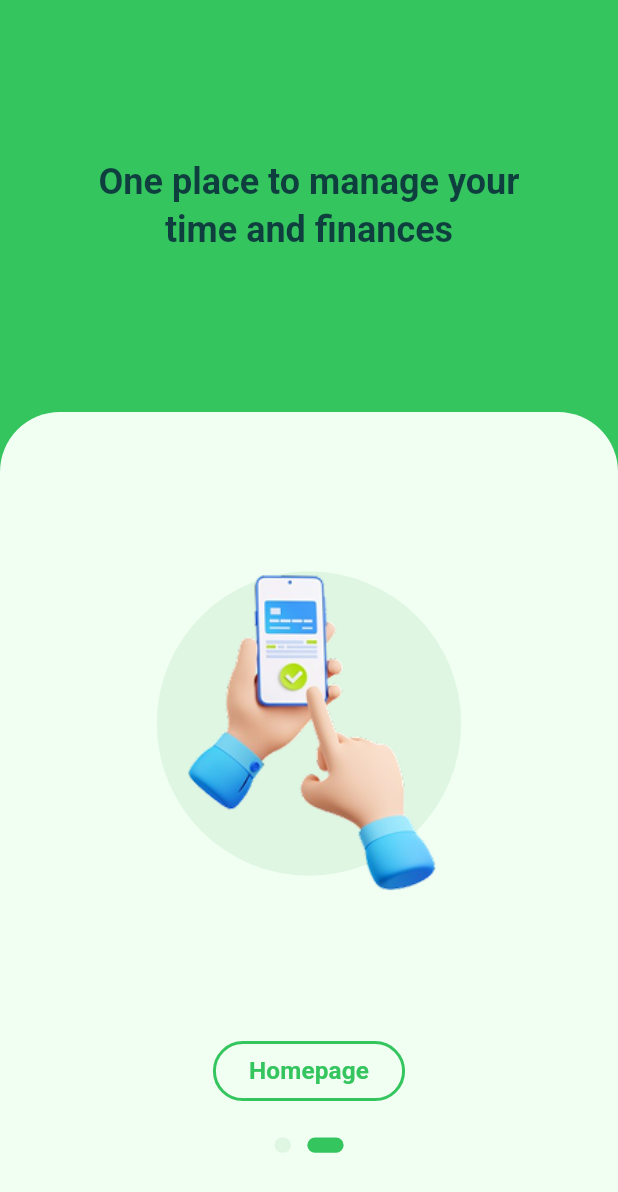
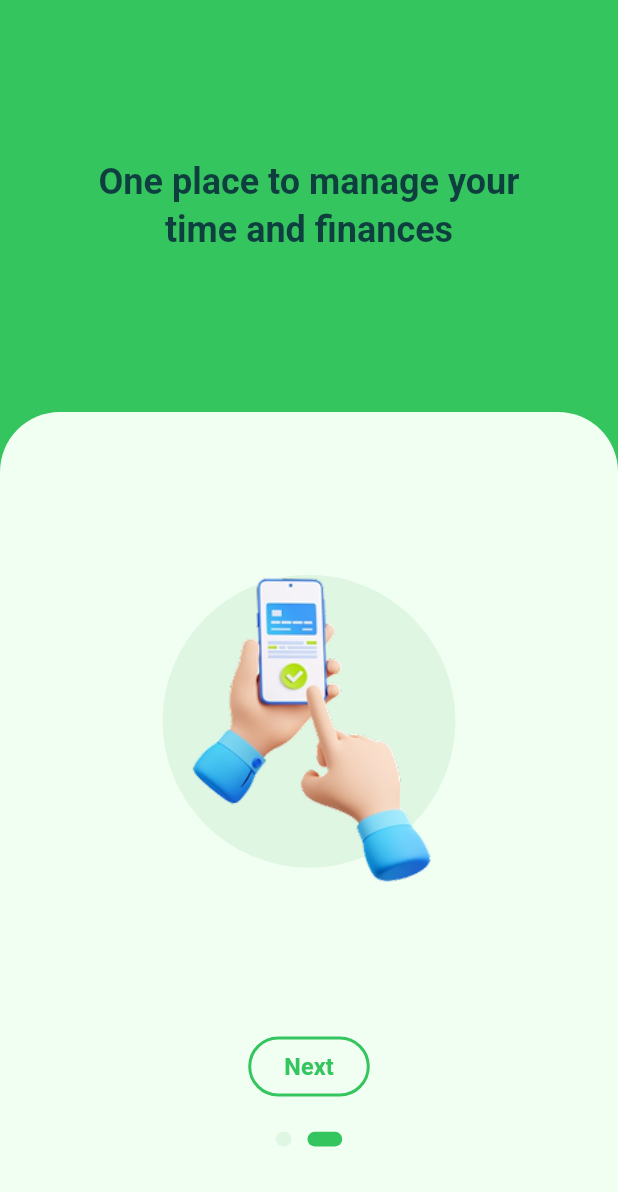
Before and after one commit to Devcujx2112/Finza, a Flutter app: the screen it shows after launch, after a tap on "Next", on a phone screen of 412 x 824 dp. Shown: the top 1192 px of the screen. Run offline on Flutter 3.47's test engine with Material 3 defaults, Android fonts, the phone set to English and light mode, and no system bars; our stand-ins replace dio, equatable, firebase_core, firebase_messaging, flutter_screenutil, flutter_svg and 3 more; accounts and stored records are empty.

Commit message:
main auth

```diff
--- a/lib/l10n/app_localizations.dart
+++ b/lib/l10n/app_localizations.dart
@@ -160,6 +160,66 @@ abstract class AppLocalizations {
   /// In en, this message translates to:
   /// **'Profile'**
   String get profile;
+
+  /// No description provided for @textSignature.
+  ///
+  /// In en, this message translates to:
+  /// **'Balance your time. Balance your life.'**
+  String get textSignature;
+
+  /// No description provided for @forgotPassword.
+  ///
+  /// In en, this message translates to:
+  /// **'Forgot password'**
+  String get forgotPassword;
+
+  /// No description provided for @login.
+  ///
+  /// In en, this message translates to:
+  /// **'Login'**
+  String get login;
+
+  /// No description provided for @signUp.
+  ///
+  /// In en, this message translates to:
+  /// **'Sign up'**
+  String get signUp;
+
+  /// No description provided for @tryAccount.
+  ///
+  /// In en, this message translates to:
+  /// **'Try it for 3 days'**
+  String get tryAccount;
+
+  /// No description provided for @wellCome.
+  ///
+  /// In en, this message translates to:
+  /// **'Welcome'**
+  String get wellCome;
+
+  /// No description provided for @phoneNumberOrEmail.
+  ///
+  /// In en, this message translates to:
+  /// **'Phone number or email'**
+  String get phoneNumberOrEmail;
+
+  /// No description provided for @password.
+  ///
+  /// In en, this message translates to:
+  /// **'Password'**
+  String get password;
+
+  /// No description provided for @eitherLogin.
+  ///
+  /// In en, this message translates to:
+  /// **'Or continue with'**
+  String get eitherLogin;
+
+  /// No description provided for @dontHaveAccount.
+  ///
+  /// In en, this message translates to:
+  /// **'Don\'t have an account?'**
+  String get dontHaveAccount;
 }
 
 class _AppLocalizationsDelegate extends LocalizationsDelegate<AppLocalizations> {
--- a/lib/main.dart
+++ b/lib/main.dart
@@ -1,8 +1,8 @@
 import 'package:app/firebase_options.dart';
 import 'package:app/l10n/app_localizations.dart';
 import 'package:app/router/pages.dart';
+import 'package:app/router/router_name.dart';
 import 'package:app/src/core/color/app_theme.dart';
-import 'package:app/src/feature/splash/splash_page.dart';
 import 'package:firebase_core/firebase_core.dart';
 import 'package:flutter/material.dart';
 import 'package:flutter_screenutil/flutter_screenutil.dart';
@@ -15,7 +15,6 @@ import 'package:get/route_manager.dart';
 void main() async {
   WidgetsFlutterBinding.ensureInitialized();
   await Firebase.initializeApp(options: DefaultFirebaseOptions.currentPlatform);
-  // FirebaseMessaging.onBackgroundMessage(_firebaseMessagingBackgroundHandler);
   runApp(const FinzaApp());
 }
 
@@ -27,101 +26,21 @@ class FinzaApp extends StatefulWidget {
 }
 
 class _FinzaAppState extends State<FinzaApp> {
-  // final FirebaseAuth _auth = FirebaseAuth.instance;
-  // final FlutterLocalNotificationsPlugin flutterLocalNotificationsPlugin =
-  //     FlutterLocalNotificationsPlugin();
-
-  // Future<void> saveUserToken(String userId, String token) async {
-  //   await FirebaseFirestore.instance.collection('users').doc(userId).set({
-  //     'fcmToken': token,
-  //     'updatedAt': FieldValue.serverTimestamp(),
-  //   }, SetOptions(merge: true));
-  // }
-
-  // @override
-  // void initState() {
-  //   super.initState();
-  //   initializeNotifications();
-  //   _setupFCM();
-  // }
-
-  // void initializeNotifications() {
-  //   const AndroidInitializationSettings initializationSettingsAndroid =
-  //       AndroidInitializationSettings('@mipmap/ic_launcher');
-
-  //   const InitializationSettings initializationSettings =
-  //       InitializationSettings(
-  //     android: initializationSettingsAndroid,
-  //   );
-
-  //   flutterLocalNotificationsPlugin.initialize(
-  //       settings: initializationSettings);
-  // }
-
-  // Future<void> _setupFCM() async {
-  //   NotificationSettings settings =
-  //       await FirebaseMessaging.instance.requestPermission(
-  //     alert: true,
-  //     badge: true,
-  //     sound: true,
-  //   );
-
-  //   if (settings.authorizationStatus == AuthorizationStatus.authorized) {
-  //     String? token = await FirebaseMessaging.instance.getToken();
-  //     if (token != null) {
-  //       final user = _auth.currentUser;
-  //       if (user != null) {
-  //         await saveUserToken(user.uid, token);
-  //       }
-  //     }
-  //     FirebaseMessaging.onMessage.listen((RemoteMessage message) {
-  //       RemoteNotification? notification = message.notification;
-  //       AndroidNotification? android = message.notification?.android;
-  //       if (notification != null && android != null) {
-  //         flutterLocalNotificationsPlugin.show(
-  //             id: notification.hashCode,
-  //             title: notification.title,
-  //             body: notification.body,
-  //             notificationDetails: NotificationDetails(
-  //                 android: AndroidNotificationDetails("high_importance_channel",
-  //                     "High Importance Notifications",
-  //                     importance: Importance.max,
-  //                     priority: Priority.high,
-  //                     showWhen: true,
-  //                     channelShowBadge: true)));
-  //       }
-  //     });
-  //     FirebaseMessaging.onMessageOpenedApp.listen((RemoteMessage message) {
-  //       print('A new onMessageOpenedApp event was published!');
-  //       Get.toNamed('/notification');
-  //     });
-  //   } else {
-  //     debugPrint('User declined or has not accepted permission');
-  //   }
-  //   FirebaseMessaging.instance.onTokenRefresh.listen((newToken) async {
-  //     final user = _auth.currentUser;
-  //     if (user != null) {
-  //       await saveUserToken(user.uid, newToken);
-  //     }
-  //   });
-  // }
-
   @override
   Widget build(BuildContext context) {
     return ScreenUtilInit(
-      designSize: const Size(375, 812),
+      designSize: const Size(390, 844),
       minTextAdapt: true,
       splitScreenMode: true,
       builder: (context, child) {
         return GetMaterialApp(
-          initialRoute: "/",
+          initialRoute: RouterName.splash,
           getPages: Pages.page,
           localizationsDelegates: AppLocalizations.localizationsDelegates,
           debugShowCheckedModeBanner: false,
           theme: AppTheme.lightTheme,
           darkTheme: AppTheme.darkTheme,
           themeMode: ThemeMode.system,
-          home: const Splashpage(),
         );
       },
     );
--- a/lib/router/pages.dart
+++ b/lib/router/pages.dart
@@ -1,5 +1,6 @@
 import 'package:app/router/router_name.dart';
 import 'package:app/src/feature/auth/login/login_view.dart';
+import 'package:app/src/feature/auth/main_auth.dart';
 import 'package:app/src/feature/auth/signup/signup_view.dart';
 import 'package:app/src/feature/home/homepage_view.dart';
 import 'package:app/src/feature/notification/notification_view.dart';
@@ -9,13 +10,14 @@ import 'package:get/route_manager.dart';
 
 class Pages {
   static List<GetPage> page = [
+    GetPage(name: RouterName.splash, page: () => Splashpage()),
     GetPage(name: RouterName.home, page: () => HomepageView()),
     GetPage(name: RouterName.login, page: () => LoginView()),
     GetPage(name: RouterName.signUp, page: () => SignUpView()),
     GetPage(name: RouterName.notification, page: () => NotificationView()),
     // GetPage(name: RouterName.profile, page: () => ProfileView()),
     // GetPage(name: RouterName.setting, page: () => SettingView()),
-    GetPage(name: RouterName.splash, page: () => Splashpage()),
     GetPage(name: RouterName.onboarding, page: () => OnboardingView()),
+    GetPage(name: RouterName.mainLogin, page: () => MainAuth()),
   ];
 }
--- a/lib/router/router_name.dart
+++ b/lib/router/router_name.dart
@@ -1,6 +1,7 @@
 class RouterName {
   static const String login = '/login';
   static const String signUp = '/signup';
+  static const String mainLogin = '/mainLogin';
   static const String home = '/home';
   static const String notification = '/notification';
   static const String profile = '/profile';
--- a/lib/src/core/color/app_colors.dart
+++ b/lib/src/core/color/app_colors.dart
@@ -5,15 +5,17 @@ class AppColors {
   static const Color primaryColor = Color(0xFFF1FFF3);
   static const Color primarySecondaryColor = Color(0xFF35C55F);
   static const Color lightTextColor = Color(0xFF0E3E3E);
-  static const Color lightGreyColor = Color(0xFFDFF7E2);
 
   //dark theme colors
   static const Color darkPrimaryColor = Color(0xFF093030);
-  static const Color darkBackgroundColor = Color(0xFF093030);
-  static const Color darkTextColor = Color(0xFFF1FFF3);
   static const Color transparentColor = Colors.transparent;
 
   static const Color backgroundMenu = Color(0xFFDFF7E2);
   static const Color colorMenuBar = Color(0xFF052224);
   static const Color backgroundHomepage = Color(0xFF00D09E);
+
+  static const Color buttonLogin = Color(0xFF4BD573);
+  static const Color buttonRegister = Color(0xFFFFFFFF);
+  static const Color textColor = Color(0xFF4B4544);
+  static const Color whiteColor = Color(0xFFFFFFFF);
 }
--- a/lib/src/core/color/app_theme.dart
+++ b/lib/src/core/color/app_theme.dart
@@ -12,40 +12,46 @@ class AppTheme {
         color: AppColors.lightTextColor,
         fontSize: 18.sp,
         fontWeight: FontWeight.w400,
-          fontFamily: 'Roboto'),
+        fontFamily: 'Roboto',
+      ),
       bodyLarge: TextStyle(
         color: AppColors.lightTextColor,
         fontSize: 22.sp,
         fontWeight: FontWeight.w500,
-          fontFamily: 'Roboto'),
+        fontFamily: 'Roboto',
+      ),
       bodySmall: TextStyle(
         color: AppColors.lightTextColor,
         fontSize: 14.sp,
         fontWeight: FontWeight.w400,
-          fontFamily: 'Roboto'),
+        fontFamily: 'Roboto',
+      ),
     ),
   );
 
   static ThemeData darkTheme = ThemeData(
     brightness: Brightness.dark,
     primaryColor: AppColors.darkPrimaryColor,
-    scaffoldBackgroundColor: AppColors.darkBackgroundColor,
+    scaffoldBackgroundColor: AppColors.darkPrimaryColor,
     textTheme: TextTheme(
       bodyMedium: TextStyle(
-          color: AppColors.darkTextColor,
+        color: AppColors.primaryColor,
         fontSize: 18.sp,
         fontWeight: FontWeight.w400,
-          fontFamily: 'Roboto'),
+        fontFamily: 'Roboto',
+      ),
       bodyLarge: TextStyle(
-          color: AppColors.darkTextColor,
+        color: AppColors.primaryColor,
         fontSize: 22.sp,
         fontWeight: FontWeight.w500,
-          fontFamily: 'Roboto'),
+        fontFamily: 'Roboto',
+      ),
       bodySmall: TextStyle(
-          color: AppColors.darkTextColor,
+        color: AppColors.primaryColor,
         fontSize: 14.sp,
         fontWeight: FontWeight.w400,
-          fontFamily: 'Roboto'),
+        fontFamily: 'Roboto',
+      ),
     ),
   );
 }
--- a/lib/src/core/constant/status_constant.dart
+++ /dev/null
@@ -1,6 +0,0 @@
-class StatusConstant {
-  static const int homeId = 0;
-  static const int scheduleId = 1;
-  static const int budgetId = 2;
-  static const int profileId = 3;
-}
--- a/lib/src/feature/onboarding/onboarding_view.dart
+++ b/lib/src/feature/onboarding/onboarding_view.dart
@@ -1,5 +1,6 @@
 import 'package:app/gen/assets.gen.dart';
 import 'package:app/l10n/app_localizations.dart';
+import 'package:app/router/router_name.dart';
 import 'package:app/src/core/color/app_colors.dart';
 import 'package:app/src/core/widget/adaptive_page.dart';
 import 'package:app/src/feature/onboarding/onboarding_controller.dart';
@@ -108,12 +109,11 @@ class _OnboardingViewState extends State<OnboardingView> with AdaptivePage {
                     mainAxisAlignment: MainAxisAlignment.center,
                     spacing: 20.h,
                     children: [
-                      Obx(
-                        () => SizedBox(
+                      SizedBox(
                         child: OutlinedButton(
                           onPressed: () {
                             if (_controller.currentPage.value == 1) {
-                                Get.offAllNamed('/home');
+                              Get.offAllNamed(RouterName.mainLogin);
                               _splashPageController.setOnboarding();
                             } else {
                               _controller.currentPage.value = 1;
@@ -134,14 +134,11 @@ class _OnboardingViewState extends State<OnboardingView> with AdaptivePage {
                             ),
                           ),
                           child: Text(
-                              _controller.currentPage.value == 1
-                                  ? app?.goHomePage ?? ''
-                                  : app?.next ?? '',
+                            app?.next ?? '',
                             style: TextStyle(
                               fontSize: 16.sp,
                               fontWeight: FontWeight.w600,
                               color: AppColors.primarySecondaryColor,
-                              ),
                             ),
                           ),
                         ),
@@ -163,7 +160,7 @@ class _OnboardingViewState extends State<OnboardingView> with AdaptivePage {
                                 borderRadius: BorderRadius.circular(20),
                                 color: isActive
                                     ? AppColors.primarySecondaryColor
-                                    : AppColors.lightGreyColor,
+                                    : AppColors.backgroundMenu,
                               ),
                             );
                           }),
@@ -192,7 +189,7 @@ class _OnboardingViewState extends State<OnboardingView> with AdaptivePage {
             height: 200.h,
             decoration: BoxDecoration(
               shape: BoxShape.circle,
-              color: AppColors.lightGreyColor,
+              color: AppColors.backgroundMenu,
             ),
           ),
           Assets.images.imgOnboard.image(
@@ -217,7 +214,7 @@ class _OnboardingViewState extends State<OnboardingView> with AdaptivePage {
             height: 200.h,
             decoration: BoxDecoration(
               shape: BoxShape.circle,
-              color: AppColors.lightGreyColor,
+              color: AppColors.backgroundMenu,
             ),
           ),
           Assets.images.imgOnboard2.image(
--- a/lib/src/feature/splash/splash_page.dart
+++ b/lib/src/feature/splash/splash_page.dart
@@ -22,11 +22,11 @@ class _SplashpageState extends State<Splashpage> {
   Future<void> _decideRoute() async {
     final seen = await _controller.checkOnboarding();
     if (!mounted) return;
-    Get.offAllNamed(seen ? RouterName.home : RouterName.onboarding);
+    Get.offAllNamed(seen ? RouterName.mainLogin : RouterName.onboarding);
   }
 
   @override
   Widget build(BuildContext context) {
-    return Placeholder();
+    return Scaffold();
   }
 }
```
Also changed, not shown: lib/l10n/app_en.arb (+18 -8 lines), lib/l10n/app_localizations_en.dart (+30 -0 lines), lib/l10n/app_localizations_vi.dart (+30 -0 lines), lib/l10n/app_vi.arb (+18 -8 lines), lib/src/core/constant/constant.dart (added, +26 -0 lines), lib/src/feature/auth/login/login_view.dart (+82 -2 lines), lib/src/feature/auth/main_auth.dart (added, +148 -0 lines), lib/src/feature/bottom_bar/bottom_bar.dart (+4 -4 lines). Lines whose indentation alone changed are shown as unchanged.
